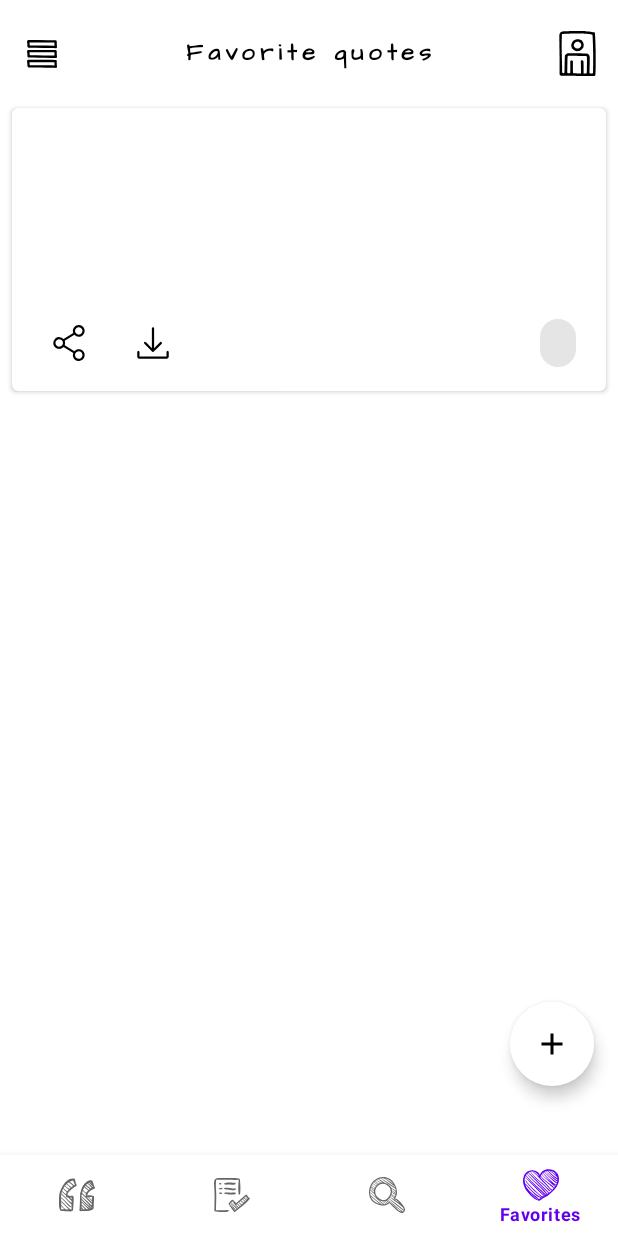
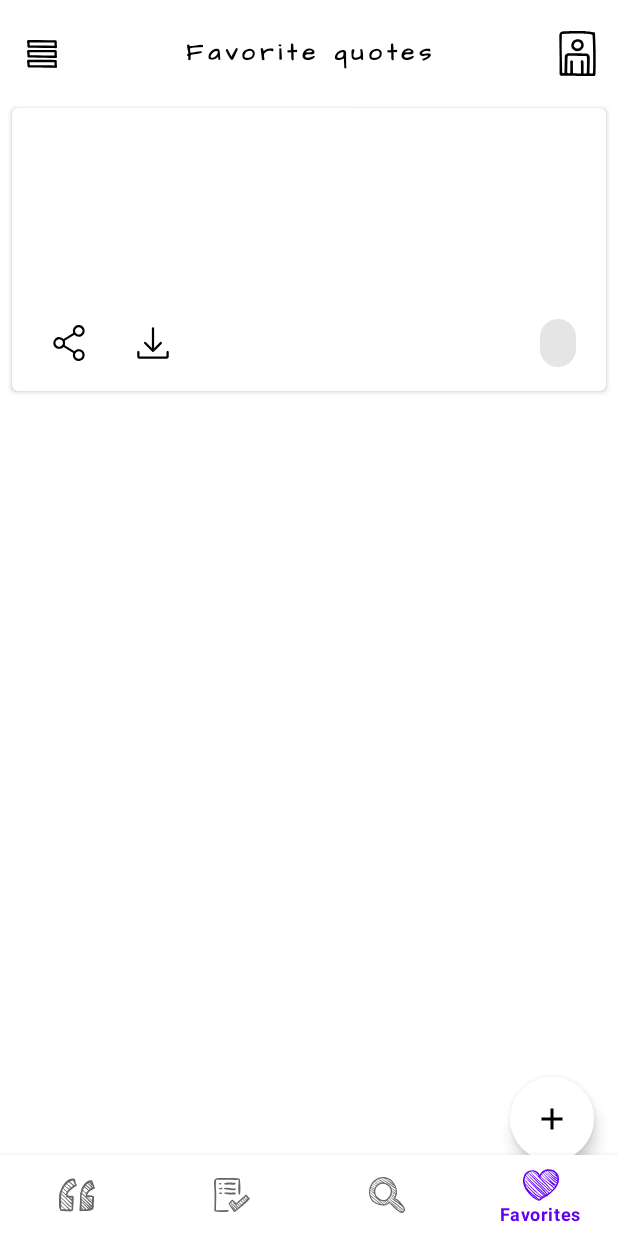
Before and after one commit to AndrewAfony/InspirationApp, an Android app: the FavoriteQuotesFragment screen opened through its navigation route, on a phone screen of 412 x 824 dp. Run offline under Robolectric (Android 15) with nearby library versions, the phone set to English and light mode, and no system bars; our stand-ins replace Dagger/Hilt's generated code, Room's generated code, navigation-ui; 6 statements that could not run were skipped.

Commit message:
minor changes

```diff
--- a/app/build.gradle
+++ b/app/build.gradle
@@ -96,4 +96,6 @@ dependencies {
 
     // Splash screen
     implementation 'androidx.core:core-splashscreen:1.0.0-beta01'
+
+
 }
--- a/app/src/main/java/com/myapp/inspirationapp/presentation/QuotesViewModel.kt
+++ b/app/src/main/java/com/myapp/inspirationapp/presentation/QuotesViewModel.kt
@@ -163,7 +163,7 @@ class QuotesViewModel @Inject constructor(
 
     private fun loadRandomQuote() {
 
-        val request = PeriodicWorkRequestBuilder<RandomQuoteWorker>(15, TimeUnit.MINUTES)
+        val request = PeriodicWorkRequestBuilder<RandomQuoteWorker>(repeatInterval = Constants.TIME_INTERVAL, TimeUnit.HOURS)
             .addTag("random_quote_work")
             .setConstraints(
                 Constraints.Builder()
--- a/app/src/main/java/com/myapp/inspirationapp/utils/Constants.kt
+++ b/app/src/main/java/com/myapp/inspirationapp/utils/Constants.kt
@@ -4,8 +4,7 @@ object Constants {
 
     const val RANDOM_WORKER_QUOTE_ID = "random_quote"
     const val UNIQUE_RANDOM_QUOTE_WORK = "unique_random_quote_work"
-
-
+    const val TIME_INTERVAL: Long = 6
 
     // Notification
 
--- a/app/src/main/res/layout/fragment_favorite_quotes.xml
+++ b/app/src/main/res/layout/fragment_favorite_quotes.xml
@@ -52,7 +52,7 @@
         android:layout_width="wrap_content"
         android:layout_height="wrap_content"
         android:layout_marginEnd="16dp"
-        android:layout_marginBottom="100dp"
+        android:layout_marginBottom="50dp"
         android:backgroundTint="@color/white"
         android:src="@drawable/ic_add"
         app:borderWidth="0dp"
```
